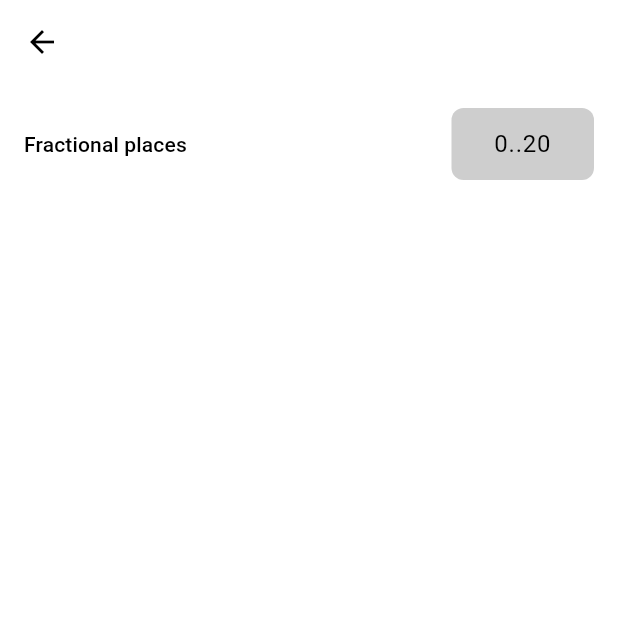
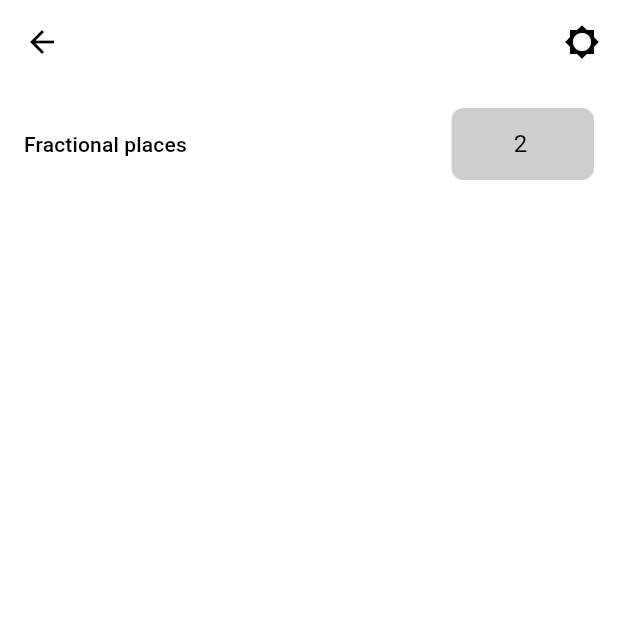
Before and after one commit to robinskaba/hex-calculator, a Flutter app: the screen it shows after launch, after a tap on the "settings" icon, on a phone screen of 412 x 824 dp, the top half of it. Run offline on Flutter 3.47's test engine with Material 3 defaults, Android fonts, the light colour scheme and no system bars; our stand-ins replace bloc, bloc_concurrency, decimal, flutter_bloc, fluttertoast, shared_preferences.

Commit message:
settings initial

```diff
--- a/lib/controller/calc_bloc.dart
+++ b/lib/controller/calc_bloc.dart
@@ -7,6 +7,7 @@ import 'package:hex_calculator/controller/calc_state.dart';
 import 'package:hex_calculator/model/evaluate_expression.dart';
 import 'package:hex_calculator/model/calculation_exceptions.dart';
 import 'package:hex_calculator/model/hex_conversion.dart';
+import 'package:hex_calculator/service/settings/settings_service.dart';
 
 Future<Solution> _getSolution(String expression, int fractionalPlaces) {
   String decimalSolution = evaluateExpression(
@@ -26,8 +27,9 @@ class CalcBloc extends Bloc<CalcEvent, CalcState> {
     on<CalcExpressionChanged>((event, emit) async {
       String expression = event.expression;
 
+      int fractionalPlaces = SettingsService().getFractionalPlaces();
+
       try {
-        int fractionalPlaces = 5;
         Solution solution = await _getSolution(expression, fractionalPlaces);
         emit(CalcState(solution: solution));
       } catch (e) {
--- a/lib/main.dart
+++ b/lib/main.dart
@@ -1,6 +1,7 @@
 import 'package:flutter_bloc/flutter_bloc.dart';
 import 'package:flutter/material.dart';
 import 'package:hex_calculator/controller/calc_bloc.dart';
+import 'package:hex_calculator/service/settings/settings_service.dart';
 import 'package:hex_calculator/view/calculator_view.dart';
 import 'package:hex_calculator/view/config/routes.dart';
 import 'package:hex_calculator/view/config/themes.dart';
@@ -24,6 +25,9 @@ class MyApp extends StatelessWidget {
         switch (asyncSnapshot.connectionState) {
           case ConnectionState.done:
             {
+              SharedPreferences? prefs = asyncSnapshot.data;
+              SettingsService().instantiate(prefs);
+
               return ChangeNotifierProvider<DarkThemeNotifier>.value(
                 value: DarkThemeNotifier(asyncSnapshot.data),
                 child: HexCalculatorApp(),
--- /dev/null
+++ b/lib/service/settings/settings_service.dart
@@ -0,0 +1,23 @@
+import 'package:shared_preferences/shared_preferences.dart';
+
+class SettingsService {
+  static const _fractionalKey = "fractional_places";
+
+  static final SettingsService _shared = SettingsService._sharedInstance();
+  factory SettingsService() => _shared;
+  SettingsService._sharedInstance();
+
+  static SharedPreferences? _prefs;
+
+  void instantiate(SharedPreferences? prefs) async {
+    _prefs = prefs;
+  }
+
+  Future<void> setFractionalPlaces(int places) async {
+    await _prefs?.setInt(_fractionalKey, places);
+  }
+
+  int getFractionalPlaces() {
+    return _prefs?.getInt(_fractionalKey) ?? 2;
+  }
+}
--- a/lib/view/calculator_view.dart
+++ b/lib/view/calculator_view.dart
@@ -5,9 +5,7 @@ import 'package:hex_calculator/controller/calc_event.dart';
 import 'package:hex_calculator/controller/calc_state.dart';
 import 'package:hex_calculator/view/config/keyboard.dart';
 import 'package:hex_calculator/view/config/routes.dart';
-import 'package:hex_calculator/view/util/theme/dark_theme_notifier.dart';
 import 'package:hex_calculator/view/util/toast/show_info_toast.dart';
-import 'package:provider/provider.dart';
 
 class CalculatorView extends StatefulWidget {
   const CalculatorView({super.key});
@@ -49,23 +47,16 @@ class _CalculatorViewState extends State<CalculatorView> {
         return Scaffold(
           appBar: AppBar(
             actions: <Widget>[
-              // IconButton(
-              //   icon: Icon(
-              //     Provider.of<DarkThemeNotifier>(context).isDarkMode ? Icons.brightness_high : Icons.brightness_low,
-              //   ),
-              //   onPressed: () {
-              //     bool setDarkMode = Provider.of<DarkThemeNotifier>(context, listen: false).isDarkMode ? false : true;
-              //     Provider.of<DarkThemeNotifier>(context, listen: false).setDarkMode(setDarkMode);
-              //   },
-              // ),
               IconButton(
-                icon: Icon(
-                  Icons.settings
-                ),
+                icon: Icon(Icons.settings),
                 onPressed: () {
-                  Navigator.of(context).pushNamed(settingsRoute);
-                }
-              )
+                  Navigator.of(context).pushNamed(settingsRoute).then((_) {
+                    // recalculate solution on settings updated
+                    if (!context.mounted) return;
+                    context.read<CalcBloc>().add(CalcExpressionChanged(expression: expression));
+                  });
+                },
+              ),
             ],
           ),
           body: Padding(
--- a/lib/view/settings_view.dart
+++ b/lib/view/settings_view.dart
@@ -1,6 +1,7 @@
-import 'dart:developer';
-
 import 'package:flutter/material.dart';
+import 'package:hex_calculator/service/settings/settings_service.dart';
+import 'package:hex_calculator/view/util/theme/dark_theme_notifier.dart';
+import 'package:provider/provider.dart';
 
 class SettingsView extends StatefulWidget {
   const SettingsView({super.key});
@@ -15,6 +16,8 @@ class _SettingsViewState extends State<SettingsView> {
   @override
   void initState() {
     fractionalPlacesController = TextEditingController();
+    fractionalPlacesController.text = SettingsService().getFractionalPlaces().toString();
+
     super.initState();
   }
 
@@ -27,7 +30,19 @@ class _SettingsViewState extends State<SettingsView> {
   @override
   Widget build(BuildContext context) {
     return Scaffold(
-      appBar: AppBar(),
+      appBar: AppBar(
+        actions: <Widget>[
+          IconButton(
+            icon: Icon(
+              Provider.of<DarkThemeNotifier>(context).isDarkMode ? Icons.brightness_high : Icons.brightness_low,
+            ),
+            onPressed: () {
+              bool setDarkMode = Provider.of<DarkThemeNotifier>(context, listen: false).isDarkMode ? false : true;
+              Provider.of<DarkThemeNotifier>(context, listen: false).setDarkMode(setDarkMode);
+            },
+          ),
+        ],
+      ),
       body: Padding(
         padding: const EdgeInsets.all(16.0),
         child: Column(
@@ -54,8 +69,11 @@ class _SettingsViewState extends State<SettingsView> {
                       contentPadding: EdgeInsets.symmetric(vertical: 4.0),
                       border: OutlineInputBorder(borderRadius: BorderRadius.circular(8.0), borderSide: BorderSide.none),
                     ),
-                    onChanged: (value) {
-                      log("Submitted: $value");
+                    onChanged: (value) async {
+                      int? places = int.tryParse(value);
+                      if (places != null && places >= 0 && places < 21) {
+                        await SettingsService().setFractionalPlaces(places);
+                      }
                     },
                   ),
                 ),
```
